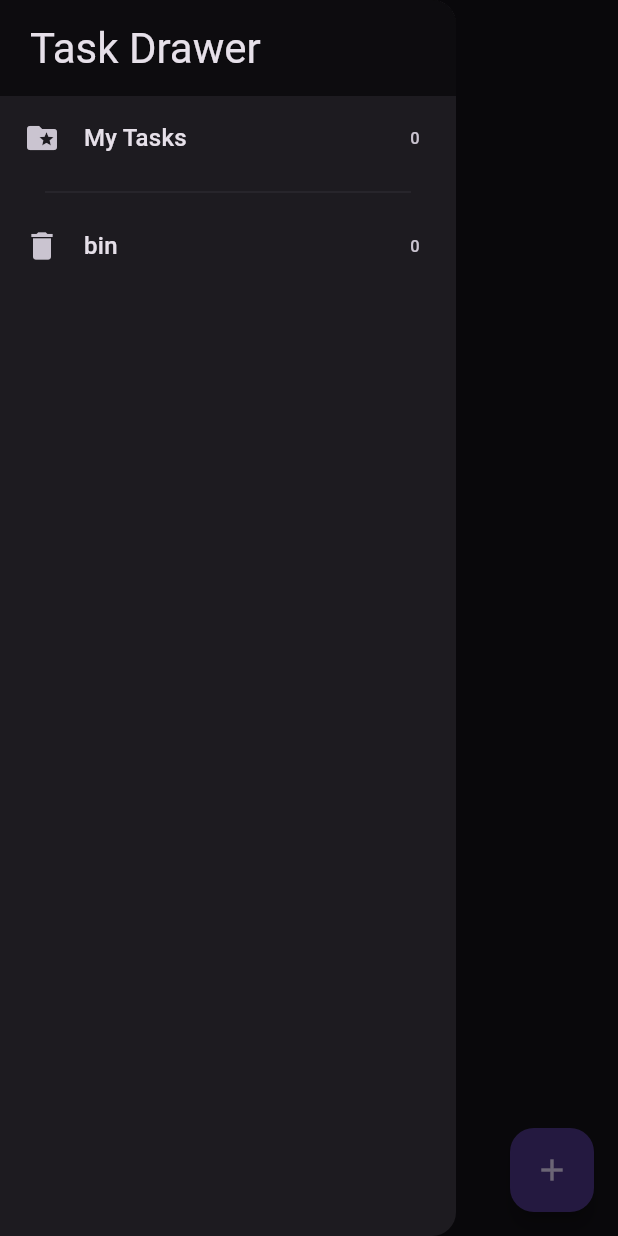
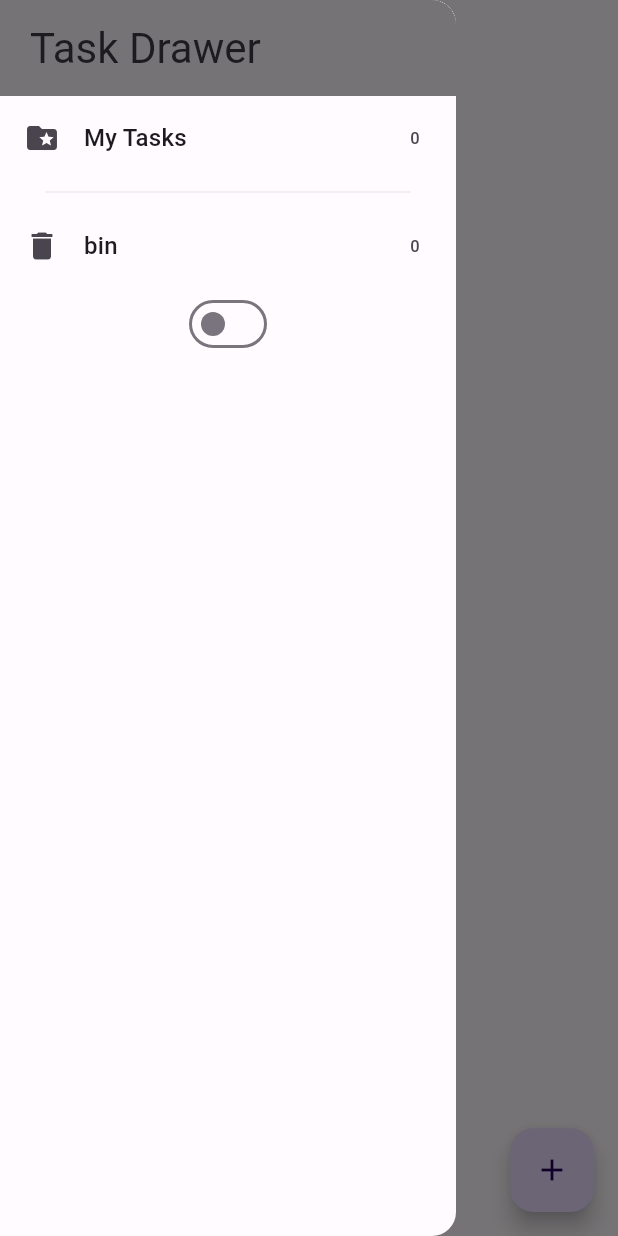
Before and after one commit to Manticodes/todoappbloc, a Flutter app: the screen it shows after launch, with the side drawer open, on a phone screen of 412 x 824 dp. Run offline on Flutter 3.47's test engine with Material 2 defaults, Android fonts, the light colour scheme and no system bars; our stand-ins replace equatable, flutter_bloc, hydrated_bloc.

Commit message:
implement switch Block and Theme

```diff
--- a/lib/blocs/bloc/tasks_state.dart
+++ /dev/null
@@ -1,25 +0,0 @@
-part of 'tasks_bloc.dart';
-
-class TasksState extends Equatable {
-  final List<Task> allTasks;
-  const TasksState({
-    this.allTasks = const <Task>[],
-  });
-
-  @override
-  List<Object> get props => [allTasks];
-
-  Map<String, dynamic> toMap() {
-    final result = <String, dynamic>{};
-
-    result.addAll({'allTasks': allTasks.map((x) => x.toMap()).toList()});
-
-    return result;
-  }
-
-  factory TasksState.fromMap(Map<String, dynamic> map) {
-    return TasksState(
-      allTasks: List<Task>.from(map['allTasks']?.map((x) => Task.fromMap(x))),
-    );
-  }
-}
--- a/lib/blocs/bloc_exports.dart
+++ b/lib/blocs/bloc_exports.dart
@@ -1,3 +1,4 @@
-export './bloc/tasks_bloc.dart';
+export './task_bloc/tasks_bloc.dart';
 export 'package:flutter_bloc/flutter_bloc.dart';
 export 'package:hydrated_bloc/hydrated_bloc.dart';
+export 'switch_bloc/switch_bloc.dart';
--- /dev/null
+++ b/lib/blocs/switch_bloc/switch_bloc.dart
@@ -0,0 +1,20 @@
+import 'package:equatable/equatable.dart';
+import 'package:todoappbloc/blocs/bloc_exports.dart';
+
+part 'switch_event.dart';
+part 'switch_state.dart';
+
+class SwitchBloc extends Bloc<SwitchEvent, SwitchState> {
+  SwitchBloc() : super(const SwitchInitial(switchValue: false)) {
+    on<SwitchOnEvent>(_switchOnEvent);
+    on<SwitchOffEvent>(_switchOffEvent);
+  }
+
+  void _switchOnEvent(SwitchOnEvent event, Emitter<SwitchState> emit) {
+    emit(const SwitchState(switchValue: true));
+  }
+
+  void _switchOffEvent(SwitchOffEvent event, Emitter<SwitchState> emit) {
+    emit(const SwitchState(switchValue: false));
+  }
+}
--- /dev/null
+++ b/lib/blocs/switch_bloc/switch_event.dart
@@ -0,0 +1,12 @@
+part of 'switch_bloc.dart';
+
+abstract class SwitchEvent extends Equatable {
+  const SwitchEvent();
+
+  @override
+  List<Object> get props => [];
+}
+
+class SwitchOnEvent extends SwitchEvent {}
+
+class SwitchOffEvent extends SwitchEvent {}
--- /dev/null
+++ b/lib/blocs/switch_bloc/switch_state.dart
@@ -0,0 +1,15 @@
+part of 'switch_bloc.dart';
+
+class SwitchState extends Equatable {
+  const SwitchState({
+    required this.switchValue,
+  });
+  final bool switchValue;
+
+  @override
+  List<Object> get props => [switchValue];
+}
+
+class SwitchInitial extends SwitchState {
+  const SwitchInitial({required super.switchValue});
+}
--- a/lib/blocs/bloc/tasks_event.dart
+++ b/lib/blocs/task_bloc/tasks_event.dart
@@ -33,3 +33,12 @@ class DeleteTask extends TasksEvent {
   @override
   List<Object> get props => [task];
 }
+
+class RemovedTask extends TasksEvent {
+  final Task task;
+  const RemovedTask({
+    required this.task,
+  });
+  @override
+  List<Object> get props => [task];
+}
--- /dev/null
+++ b/lib/blocs/task_bloc/tasks_state.dart
@@ -0,0 +1,33 @@
+part of 'tasks_bloc.dart';
+
+class TasksState extends Equatable {
+  final List<Task> allTasks;
+  final List<Task> deletedTasks;
+  const TasksState(
+      {required this.allTasks ,required this.deletedTasks });
+
+  @override
+  List<Object> get props => [allTasks, deletedTasks];
+
+  Map<String, dynamic> toMap() {
+    final result = <String, dynamic>{};
+
+    result.addAll({'allTasks': allTasks.map((x) => x.toMap()).toList()});
+    result
+        .addAll({'removedTasks': deletedTasks.map((x) => x.toMap()).toList()});
+
+    return result;
+  }
+
+  factory TasksState.fromMap(Map<String, dynamic> map) {
+    return TasksState(
+      allTasks: List<Task>.from(map['allTasks']?.map((x) => Task.fromMap(x))),
+      deletedTasks:
+          List<Task>.from(map['removedTasks']?.map((x) => Task.fromMap(x))),
+    );
+  }
+}
+
+class TaskInitial extends TasksState {
+  const TaskInitial({required super.allTasks, required super.deletedTasks});
+}
--- a/lib/main.dart
+++ b/lib/main.dart
@@ -2,6 +2,8 @@ import 'package:flutter/material.dart';
 import 'package:path_provider/path_provider.dart';
 
 import 'package:todoappbloc/screen/task_screen.dart';
+import 'package:todoappbloc/services/app_router.dart';
+import 'package:todoappbloc/services/color_scheme.g.dart';
 
 import 'blocs/bloc_exports.dart';
 
@@ -9,33 +11,47 @@ void main() async {
   WidgetsFlutterBinding.ensureInitialized();
   HydratedBloc.storage = await HydratedStorage.build(
       storageDirectory: await getApplicationDocumentsDirectory());
-  runApp(BlocProvider(
+  runApp(MyApp(
+    appRouter: AppRouter(),
+  ));
+}
+
+class MyApp extends StatelessWidget {
+  const MyApp({
+    super.key,
+    required this.appRouter,
+  });
+  final AppRouter appRouter;
+
+  @override
+  Widget build(BuildContext context) {
+    return MultiBlocProvider(
+      providers: [
+        BlocProvider(
           create: (context) => TasksBloc(),
-    child: MaterialApp(
+        ),
+        BlocProvider(
+          create: (context) => SwitchBloc(),
+        )
+      ],
+      child: BlocBuilder<SwitchBloc, SwitchState>(
+        builder: (context, state) {
+          return MaterialApp(
             darkTheme: ThemeData(
-          brightness: Brightness.dark,
+                colorScheme: darkColorScheme,
                 useMaterial3: true,
                 appBarTheme: const AppBarTheme(centerTitle: true)),
-      themeMode: ThemeMode.dark,
+            themeMode: state.switchValue ? ThemeMode.dark : ThemeMode.light,
             title: 'Flutter Demo',
             theme: ThemeData(
               useMaterial3: true,
-        colorSchemeSeed: Colors.blue,
+              colorScheme: lightColorScheme,
             ),
             home: TaskScreen(),
+            onGenerateRoute: appRouter.onGenerateRoute,
+          );
+        },
       ),
-  ));
-
-  /* BlocOverrides.runZoned(
-    () => runApp(BlocProvider(
-      create: (context) => TasksBloc(),
-      child: MaterialApp(
-        title: 'Flutter Demo',
-        theme: ThemeData(
-          primarySwatch: Colors.blue,
-        ),
-        home: TaskScreen(),
-      ),
-    )),
-  ); */
+    );
   }
+}
--- a/lib/screen/drawer.dart
+++ b/lib/screen/drawer.dart
@@ -1,6 +1,8 @@
 import 'package:flutter/material.dart';
-import 'package:flutter/src/widgets/framework.dart';
-import 'package:flutter/src/widgets/placeholder.dart';
+import 'package:todoappbloc/screen/recycle_bin.dart';
+import 'package:todoappbloc/screen/task_screen.dart';
+
+import '../blocs/bloc_exports.dart';
 
 class MyDrawer extends StatelessWidget {
   const MyDrawer({super.key});
@@ -15,7 +17,7 @@ class MyDrawer extends StatelessWidget {
               decoration: const BoxDecoration(
                   color: Colors.black54,
                   borderRadius:
-                      BorderRadius.only(topRight: Radius.circular(15))),
+                      BorderRadius.only(topRight: Radius.circular(16))),
               width: double.infinity,
               padding: const EdgeInsets.symmetric(vertical: 14, horizontal: 20),
               child: Text(
@@ -23,13 +25,21 @@ class MyDrawer extends StatelessWidget {
                 style: Theme.of(context).textTheme.headlineMedium,
               ),
             ),
-            ListTile(
+            BlocBuilder<TasksBloc, TasksState>(
+              builder: (context, state) {
+                return InkWell(
+                  onTap: () =>
+                      Navigator.of(context).pushReplacementNamed(TaskScreen.id),
+                  child: ListTile(
                     leading: const Icon(Icons.folder_special),
                     title: Text(
                       'My Tasks',
                       style: Theme.of(context).textTheme.titleMedium,
                     ),
-              trailing: const Text('0'),
+                    trailing: Text(state.allTasks.length.toString()),
+                  ),
+                );
+              },
             ),
             const Padding(
               padding: EdgeInsets.symmetric(horizontal: 30),
@@ -37,13 +47,33 @@ class MyDrawer extends StatelessWidget {
                 thickness: 0.3,
               ),
             ),
-            ListTile(
+            BlocBuilder<TasksBloc, TasksState>(
+              builder: (context, state) {
+                return InkWell(
+                  onTap: () =>
+                      Navigator.of(context).pushReplacementNamed(RecycleBin.id),
+                  child: ListTile(
                     leading: const Icon(Icons.delete),
                     title: Text(
                       'bin',
                       style: Theme.of(context).textTheme.titleMedium,
                     ),
-              trailing: const Text('0'),
+                    trailing: Text(state.deletedTasks.length.toString()),
+                  ),
+                );
+              },
+            ),
+            BlocBuilder<SwitchBloc, SwitchState>(
+              builder: (context, state) {
+                return Switch(
+                  value: state.switchValue,
+                  onChanged: (value) {
+                    value
+                        ? context.read<SwitchBloc>().add(SwitchOnEvent())
+                        : context.read<SwitchBloc>().add(SwitchOffEvent());
+                  },
+                );
+              },
             )
           ],
         ),
--- a/lib/screen/task_screen.dart
+++ b/lib/screen/task_screen.dart
@@ -7,6 +7,7 @@ import '../widgets/add_task_widget.dart';
 import '../widgets/task_list.dart';
 
 class TaskScreen extends StatelessWidget {
+  static const id = 'tasks_screen';
   TaskScreen({super.key});
   final TextEditingController titleController = TextEditingController();
   void _addTask(BuildContext context) {
--- a/lib/widgets/add_task_widget.dart
+++ b/lib/widgets/add_task_widget.dart
@@ -45,8 +45,8 @@
                 child: Padding(
                     padding: const EdgeInsets.all(8.0),
                     child: InkWell(
-                      child: const CircleAvatar(
-                        backgroundColor: Color.fromARGB(255, 147, 211, 149),
+                      child: CircleAvatar(
+                        backgroundColor: Theme.of(context).primaryColorDark,
                         child: Icon(Icons.done_outline_rounded,
                             color: Colors.white),
                       ),
--- a/lib/widgets/dismissible.dart
+++ b/lib/widgets/dismissible.dart
@@ -43,7 +43,7 @@ class DismissibleTile extends StatelessWidget {
           task.title,
           style: TextStyle(
               decoration: task.isDone! ? TextDecoration.lineThrough : null,
-              decorationThickness: 3,
+              decorationThickness: 4,
               decorationColor: Colors.purple),
         ),
         trailing: Wrap(
--- a/lib/widgets/task_list.dart
+++ b/lib/widgets/task_list.dart
@@ -1,5 +1,5 @@
 import 'package:flutter/material.dart';
-import 'package:todoappbloc/blocs/bloc_exports.dart';
+
 
 import '../models/task.dart';
 import 'dismissible.dart';
```
Also changed, not shown: lib/blocs/task_bloc/tasks_bloc.dart (renamed from lib/blocs/bloc/tasks_bloc.dart, +21 -9 lines), lib/screen/recycle_bin.dart (added, +55 -0 lines), lib/services/app_router.dart (added, +20 -0 lines), lib/services/color_scheme.g.dart (added), 1 other file. Lines whose indentation alone changed are shown as unchanged.
